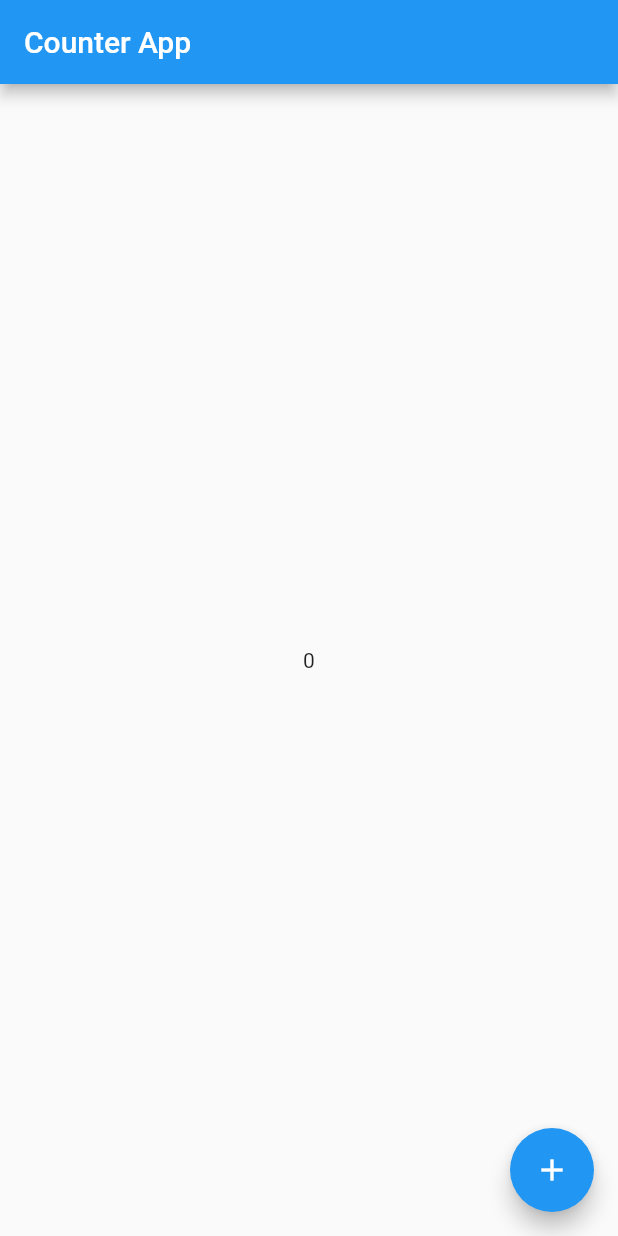
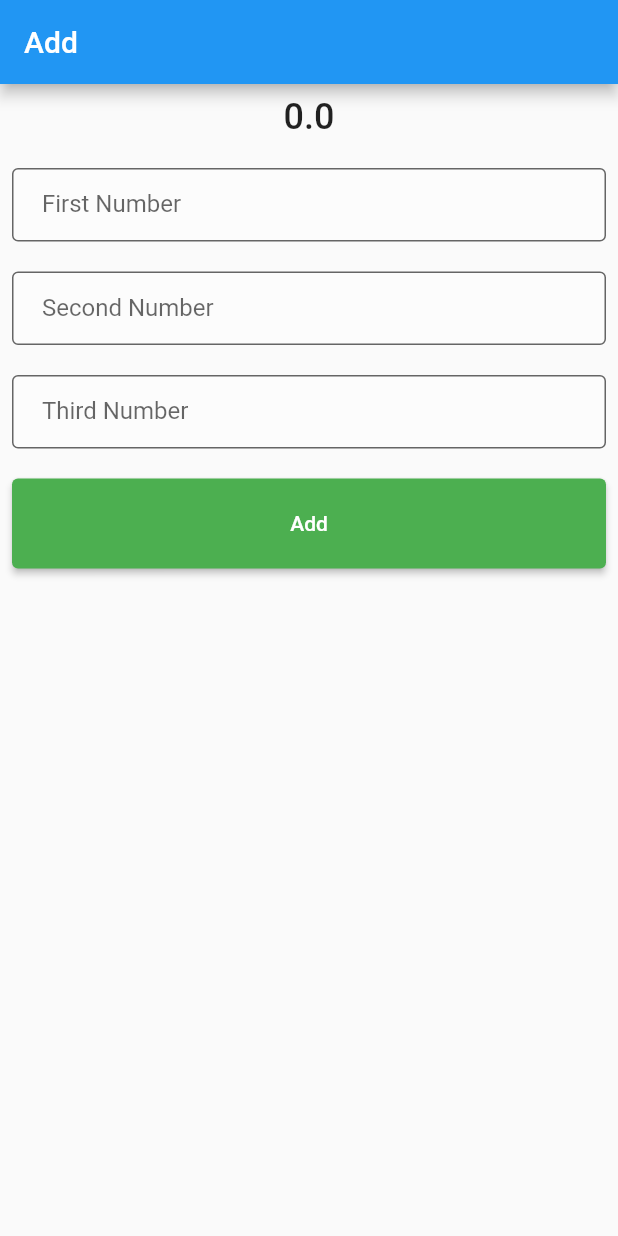
Before and after one commit to hasan1036/Rabbil-Hasan-Flutter, a Flutter app: the screen it shows after launch, on a phone screen of 412 x 824 dp. Run offline on Flutter 3.47's test engine with Material 2 defaults, Android fonts, the phone set to English and light mode, and no system bars.

Commit message:
4.47 Counter Apps

```diff
--- a/lib/main.dart
+++ b/lib/main.dart
@@ -1,9 +1,10 @@
 
 
 import 'package:flutter/material.dart';
+import 'package:rabbirl_hasan_1/style.dart';
 
 void main(){
-  runApp(MyApp());
+  runApp( MyApp());
 }
 class MyApp extends StatelessWidget {
   const MyApp({Key? key}) : super(key: key);
@@ -15,7 +16,6 @@ class MyApp extends StatelessWidget {
     );
   }
 }
-
 class MyHomePage extends StatefulWidget {
   const MyHomePage({Key? key}) : super(key: key);
 
@@ -24,43 +24,69 @@ class MyHomePage extends StatefulWidget {
 }
 
 class _MyHomePageState extends State<MyHomePage> {
- int countNumber = 0;
+
+  Map<String, double> FormValue = {"Num1":0, "Num2":0, "Num3":0 };
+  double SUM = 0;
 
 
   @override
   Widget build(BuildContext context) {
-    return Scaffold(
-      appBar: AppBar(
-        title: Text("Counter App"),
-      ),
+
+    MyInputOnChange(InputKey, InputValue){
+      setState(() {
+        FormValue.update(InputKey, (value) =>  double.parse(InputValue));
+      });
+    }
 
 
+    AddAllNumber(){
+      setState((){
+        SUM =  FormValue['Num1']! + FormValue['Num1']! + FormValue['Num1']!;
+      });
 
-      body: Center(child:Text(countNumber.toString()),
-      ),
-      floatingActionButton: FloatingActionButton(onPressed: (){ setState(() {countNumber = countNumber+1;});},
-        child: Icon(Icons.add),
+    }
+
+
+    return Scaffold(
+      appBar: AppBar(title: Text("Add"),),
+      body: Padding(
+        padding: const EdgeInsets.all(8.0),
+        child: Column(
+          children: [
+            Text(SUM.toString(), style: HeadTextStyle(),),
+            SizedBox(height: 20, ),
+            TextFormField(onChanged:(value){
+              // Set Value to Num1
+              MyInputOnChange("Num1", value);
+
+            } ,    decoration: AppInPutStyle("First Number"),
+            ),
+
+            SizedBox(height: 20,),
+            TextFormField( onChanged:(value){
+              // Set Value to Num2
+              MyInputOnChange("Num3", value);
+
+            } ,    decoration: AppInPutStyle("Second Number"),),
+            SizedBox(height: 20,),
+            TextFormField(onChanged:(value){
+              // Set Value to Num1
+              MyInputOnChange("Num3", value);
+
+            } ,decoration: AppInPutStyle("Third Number"),),
+            SizedBox(height: 20,),
+           Container(
+              width: double.infinity,
+              child:
+                ElevatedButton(style:AppButtonStyle(), onPressed: (){
+                  AddAllNumber();
+                }, child: Text("Add"),),
+
+            ),
+          ],
+
+        ),
       ),
     );
-
-
-
-
-
-
   }
 }
-
-
-
-
-//
-// class MyHomePage extends StatefulWidget{
-//
-//   @override
-//   State<StatefulWidget> createState() {
-//    return MyHomePageUI();
-//   }
-// }
-//
-// class MyHomePageUI extends State<>
--- a/lib/style.dart
+++ b/lib/style.dart
@@ -2,24 +2,31 @@ import 'dart:ui';
 
 import 'package:flutter/material.dart';
 
-TextStyle HeadLine(context){
+InputDecoration AppInPutStyle(label){
 
-  var width = MediaQuery.of(context).size.width;
-  if(width<500){
-
-    return TextStyle(
-      color: Color(0xff000000),
-      fontSize: 34,
-    );
-  }
-
-  else{
-    return TextStyle(
-      color: Color(0xff09ff3b),
-      fontSize: 65,
-    );
-  }
-
-
+  return InputDecoration(
+   contentPadding: EdgeInsets.fromLTRB(20, 10, 10, 20),
+    filled: true,
+    fillColor: Colors.white30,
+    border: OutlineInputBorder(),
+    labelText: label
+  );
 
 }
+
+TextStyle HeadTextStyle(){
+  return TextStyle(
+    fontSize: 24,
+    fontWeight: FontWeight.w500,
+  );
+}
+
+ButtonStyle AppButtonStyle(){
+  return ElevatedButton.styleFrom(
+    padding: EdgeInsets.all(22),
+    backgroundColor: Colors.green,
+    shape: RoundedRectangleBorder(
+      borderRadius: BorderRadius.all(Radius.circular(4))
+    )
+  );
+}
```
